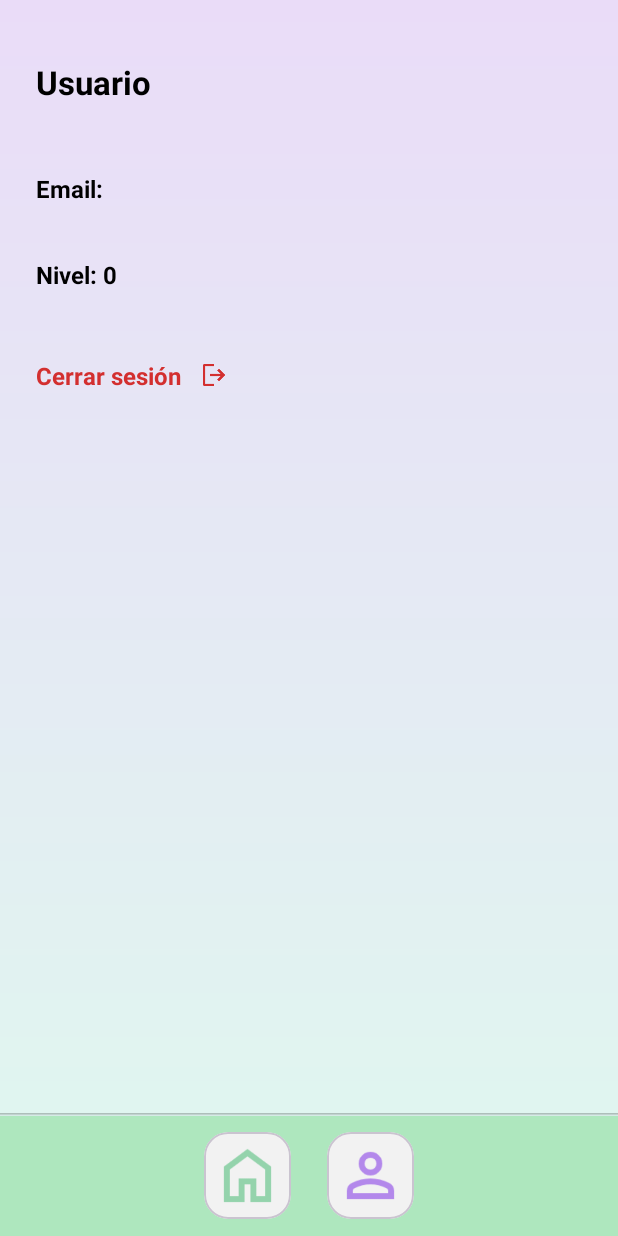
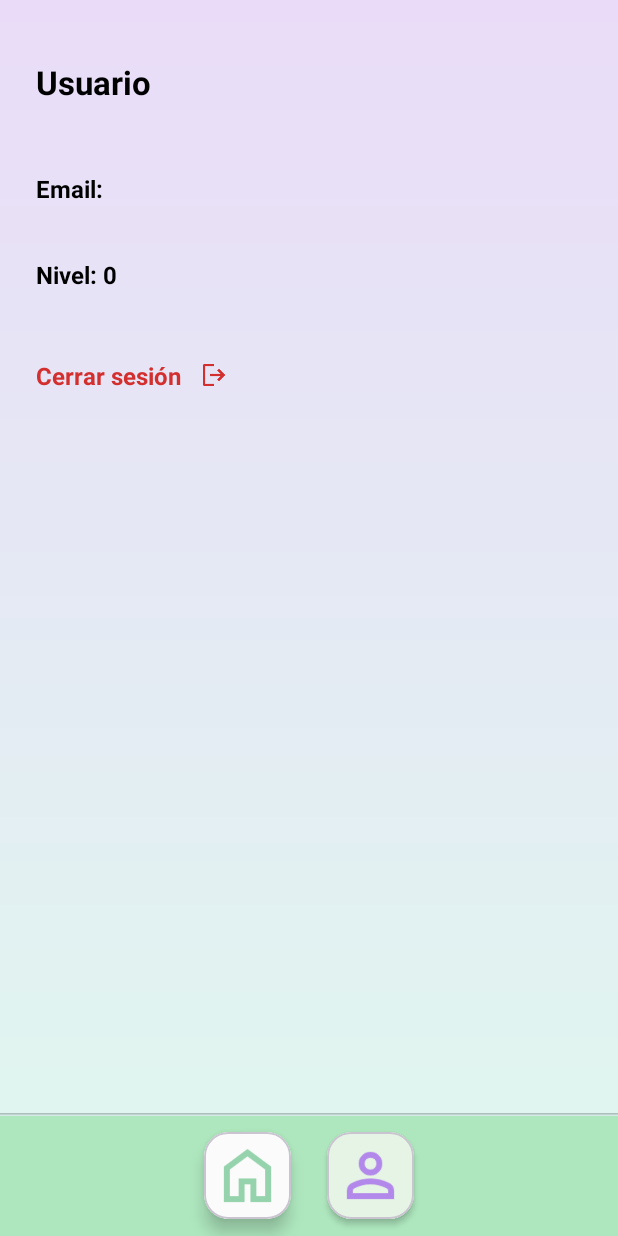
Before and after one commit to vanesatov/HanGo, an Android app: the screen it shows after launch once a user with an empty profile is signed in (UsuarioActivity), after a tap on an icon or button, on a phone screen of 412 x 824 dp. Run offline under Robolectric (Android 15) with nearby library versions, the phone set to English and light mode, and no system bars; our stand-ins replace Firebase (no records; nobody signed in at launch, a user with empty details on screens opened directly).

Commit message:
cambiadas algunas funcionalidades y colores

```diff
--- a/app/src/main/java/com/example/hango/MenuPrincipalActivity.kt
+++ b/app/src/main/java/com/example/hango/MenuPrincipalActivity.kt
@@ -4,11 +4,10 @@ import android.content.Intent
 import android.os.Bundle
 import androidx.activity.enableEdgeToEdge
 import androidx.appcompat.app.AppCompatActivity
+import androidx.core.content.ContextCompat
 import androidx.core.view.ViewCompat
 import androidx.core.view.WindowInsetsCompat
-
 import com.example.hango.databinding.ActivityMenuPrincipalBinding
-import com.google.android.material.card.MaterialCardView
 
 class MenuPrincipalActivity : AppCompatActivity() {
     private lateinit var binding: ActivityMenuPrincipalBinding
@@ -33,6 +32,11 @@ class MenuPrincipalActivity : AppCompatActivity() {
         binding.btnUsuario.setOnClickListener {
             startActivity(Intent(this, UsuarioActivity::class.java))
         }
+        binding.btnHome.setCardBackgroundColor(ContextCompat.getColor(this, R.color.activo))
+        binding.btnUsuario.setCardBackgroundColor(ContextCompat.getColor(this, R.color.inactivo))
 
+
+        binding.btnUsuario.cardElevation = 10f
+        binding.btnHome.cardElevation = 4f
     }
 }
--- a/app/src/main/java/com/example/hango/UsuarioActivity.kt
+++ b/app/src/main/java/com/example/hango/UsuarioActivity.kt
@@ -6,6 +6,7 @@ import android.os.Bundle
 import android.widget.Toast
 import androidx.activity.enableEdgeToEdge
 import androidx.appcompat.app.AppCompatActivity
+import androidx.core.content.ContextCompat
 import androidx.core.view.ViewCompat
 import androidx.core.view.WindowInsetsCompat
 import com.example.hango.databinding.ActivityUsuarioBinding
@@ -54,5 +55,17 @@ class UsuarioActivity : AppCompatActivity() {
             intent.flags = Intent.FLAG_ACTIVITY_NEW_TASK or Intent.FLAG_ACTIVITY_CLEAR_TASK
             startActivity(intent)
         }
+
+        binding.btnHome.setOnClickListener {
+            val intent = Intent(this, MenuPrincipalActivity::class.java)
+            startActivity(intent)
+        }
+        binding.btnUsuario.setCardBackgroundColor(ContextCompat.getColor(this, R.color.activo))
+        binding.btnHome.setCardBackgroundColor(ContextCompat.getColor(this, R.color.inactivo))
+
+        binding.btnUsuario.cardElevation = 4f
+        binding.btnHome.cardElevation = 10f
+
+
     }
 }
--- a/app/src/main/res/layout/activity_login.xml
+++ b/app/src/main/res/layout/activity_login.xml
@@ -123,10 +123,7 @@
         android:layout_marginStart="20dp"
         android:textColor="@android:color/black"
         app:layout_constraintTop_toBottomOf="@+id/linearInputs"
-        app:layout_constraintEnd_toEndOf="parent"
-        app:trackColorActive="@color/pastel_azul"
-        app:trackColorInactive="#66B1ADAD"
-        app:thumbIconTint="#282828" />
+        app:layout_constraintEnd_toEndOf="parent" />
 
 
     <!-- Botón Iniciar sesión -->
--- a/app/src/main/res/layout/activity_menu_principal.xml
+++ b/app/src/main/res/layout/activity_menu_principal.xml
@@ -224,6 +224,7 @@
             android:focusable="true">
 
             <ImageView
+                android:id="@+id/ivIconInicio"
                 android:layout_width="match_parent"
                 android:layout_height="match_parent"
                 android:padding="5dp"
@@ -242,6 +243,7 @@
             android:focusable="true">
 
             <ImageView
+                android:id="@+id/ivIconPerfil"
                 android:layout_width="match_parent"
                 android:layout_height="match_parent"
                 android:padding="5dp"
--- a/app/src/main/res/layout/activity_usuario.xml
+++ b/app/src/main/res/layout/activity_usuario.xml
@@ -83,6 +83,7 @@
 
 
     <!-- Línea sombra encima del menú -->
+
     <ImageView
         android:id="@+id/sombraMenu"
         android:layout_width="match_parent"
@@ -90,17 +91,19 @@
         android:src="@drawable/sombra_arriba"
         app:layout_constraintBottom_toTopOf="@+id/bottomMenu" />
 
-    <!-- Menú inferior -->
     <LinearLayout
         android:id="@+id/bottomMenu"
         android:layout_width="match_parent"
         android:layout_height="80dp"
+        android:layout_marginTop="8dp"
         android:orientation="horizontal"
         android:gravity="center"
+        app:cardElevation="8dp"
         android:background="@color/verde_boton"
         app:layout_constraintBottom_toBottomOf="parent">
 
         <com.google.android.material.card.MaterialCardView
+            android:id="@+id/btnHome"
             android:layout_width="58dp"
             android:layout_height="58dp"
             android:layout_marginEnd="24dp"
@@ -110,6 +113,7 @@
             android:focusable="true">
 
             <ImageView
+                android:id="@+id/ivIconInicio"
                 android:layout_width="match_parent"
                 android:layout_height="match_parent"
                 android:padding="5dp"
@@ -119,6 +123,7 @@
         </com.google.android.material.card.MaterialCardView>
 
         <com.google.android.material.card.MaterialCardView
+            android:id="@+id/btnUsuario"
             android:layout_width="58dp"
             android:layout_height="58dp"
             app:cardCornerRadius="16dp"
@@ -127,6 +132,7 @@
             android:focusable="true">
 
             <ImageView
+                android:id="@+id/ivIconPerfil"
                 android:layout_width="match_parent"
                 android:layout_height="match_parent"
                 android:padding="5dp"
@@ -134,6 +140,7 @@
                 android:scaleType="centerInside"
                 android:contentDescription="Perfil" />
         </com.google.android.material.card.MaterialCardView>
+
     </LinearLayout>
 
 </androidx.constraintlayout.widget.ConstraintLayout>
--- a/app/src/main/res/values/colors.xml
+++ b/app/src/main/res/values/colors.xml
@@ -9,4 +9,7 @@
     <color name="verde_suave">#C6F5D3</color>
     <color name="boton_alfabeto">#E5C395</color>
     <color name="verde_boton">#AEE7BE</color>
+    <color name="activo">#E5F4E5</color>
+    <color name="inactivo">#FBFBFB</color>
+
 </resources>
```
Also changed, not shown: app/src/main/java/com/example/hango/LoginActivity.kt (+6 -1 lines).
